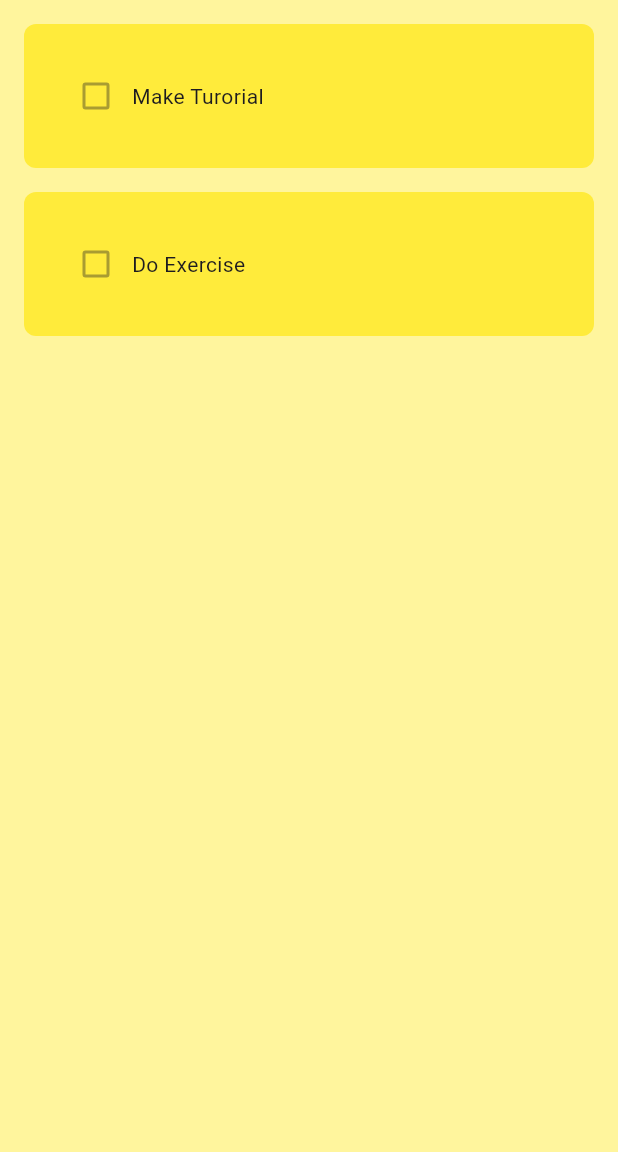
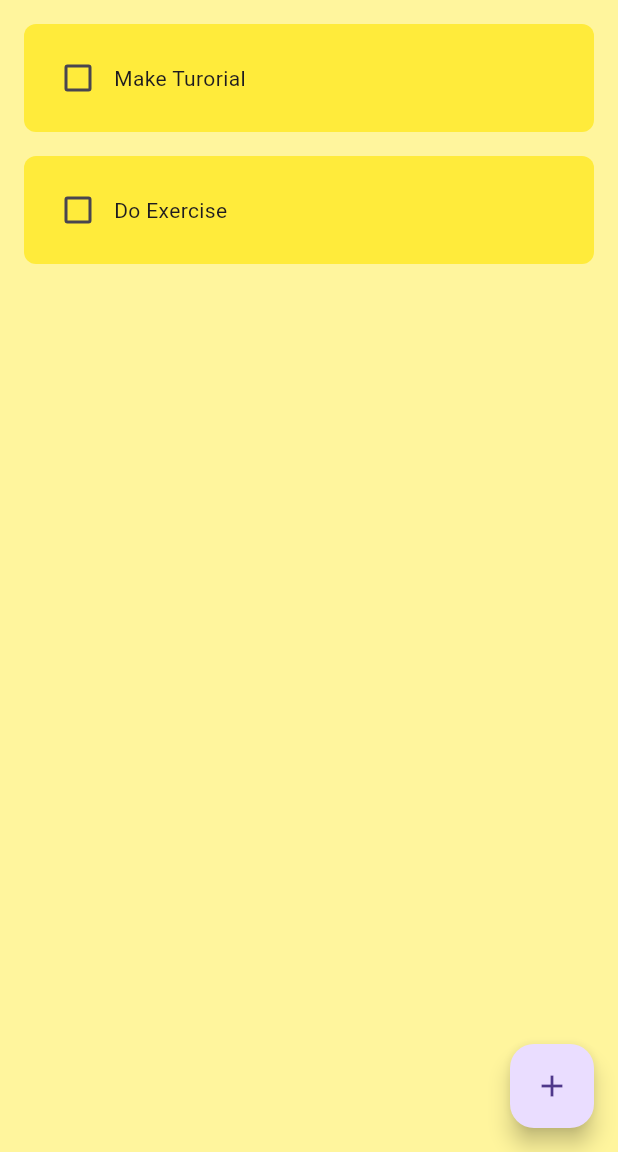
Before and after one commit to kkong3456/mitch_koko, a Flutter app: the screen it shows after launch, on a phone screen of 412 x 824 dp, the part 84-1236 px from its top. Run offline on Flutter 3.47's test engine with Material 3 defaults, Android fonts, the phone set to English and light mode, and no system bars.

Commit message:
util/my_button.dart 만들기전
1:33:29

```diff
--- a/lib/util/todo_tile.dart
+++ b/lib/util/todo_tile.dart
@@ -3,27 +3,36 @@ import 'package:flutter/material.dart';
 class TodoTile extends StatelessWidget {
   final String taskName;
   final bool taskCompleted;
-  Function(bool?)? onChanged;
+  void Function(bool?)? onChanged;
 
-  TodoTile(
-      {super.key,
-      required this.taskName,
-      required this.taskCompleted,
-      this.onChanged});
+  TodoTile({
+    super.key,
+    required this.taskName,
+    required this.taskCompleted,
+    this.onChanged,
+  });
 
   @override
   Widget build(BuildContext context) {
     return Padding(
       padding: const EdgeInsets.all(8),
       child: Container(
-        padding: const EdgeInsets.all(24),
+        padding: const EdgeInsets.all(12),
         child: Row(
           children: [
             Checkbox(
               value: taskCompleted,
               onChanged: onChanged,
+              activeColor: Colors.black,
             ),
-            Text('$taskName'),
+            Text(
+              '$taskName',
+              style: TextStyle(
+                decoration: taskCompleted == true
+                    ? TextDecoration.lineThrough
+                    : TextDecoration.none,
+              ),
+            ),
           ],
         ),
         decoration: BoxDecoration(
```
Also changed, not shown: lib/pages/home_page.dart (+20 -0 lines), lib/util/dialog_box.dart (added, +25 -0 lines).
